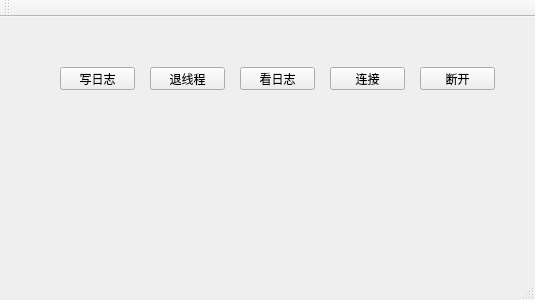
The window that FuturePmsSolution/PlatformCentralClient/mainwindow.ui (Anne081031/WinParkUI) describes before a commit, drawn with Qt 5.
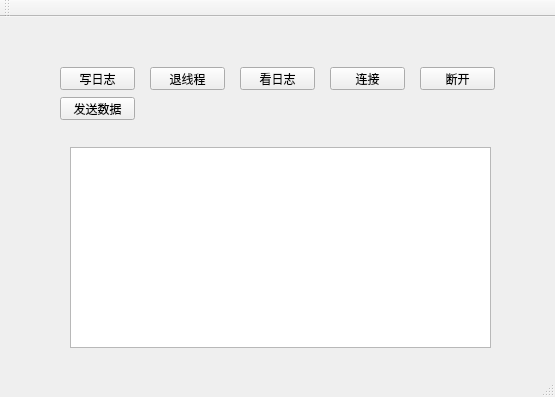
The same window after the commit.

```diff
--- a/FuturePmsSolution/PlatformCentralClient/mainwindow.ui
+++ b/FuturePmsSolution/PlatformCentralClient/mainwindow.ui
@@ -6,8 +6,8 @@
    <rect>
     <x>0</x>
     <y>0</y>
-    <width>535</width>
-    <height>300</height>
+    <width>555</width>
+    <height>397</height>
    </rect>
   </property>
   <property name="windowTitle">
@@ -79,6 +79,29 @@
      <string>断开</string>
     </property>
    </widget>
+   <widget class="QPushButton" name="pushButton_6">
+    <property name="geometry">
+     <rect>
+      <x>60</x>
+      <y>80</y>
+      <width>75</width>
+      <height>23</height>
+     </rect>
+    </property>
+    <property name="text">
+     <string>发送数据</string>
+    </property>
+   </widget>
+   <widget class="QTextEdit" name="textEdit">
+    <property name="geometry">
+     <rect>
+      <x>70</x>
+      <y>130</y>
+      <width>421</width>
+      <height>201</height>
+     </rect>
+    </property>
+   </widget>
   </widget>
   <widget class="QMenuBar" name="menuBar">
    <property name="geometry">
```
Left out of the diff: 2 changed lines with no effect on the pictures.
